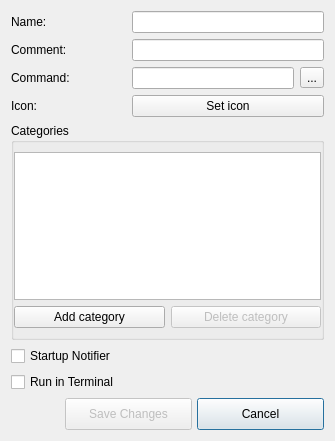
Qt form addappdialog.ui (AdrianTM/mx-menu-editor) before a commit.
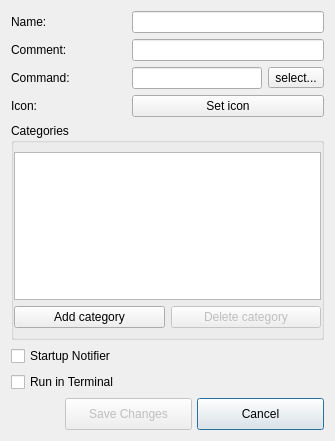
The same form after that commit. Icons and pictures are not drawn.

The edit to the form file:
```diff
--- a/addappdialog.ui
+++ b/addappdialog.ui
@@ -191,7 +191,7 @@
    <item row="2" column="3">
     <widget class="QToolButton" name="selectCommand">
      <property name="text">
-      <string>...</string>
+      <string>select...</string>
      </property>
     </widget>
    </item>
```
